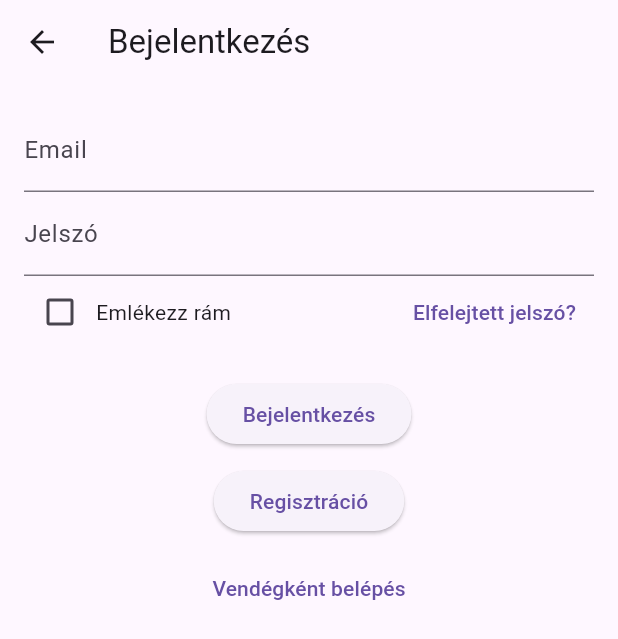
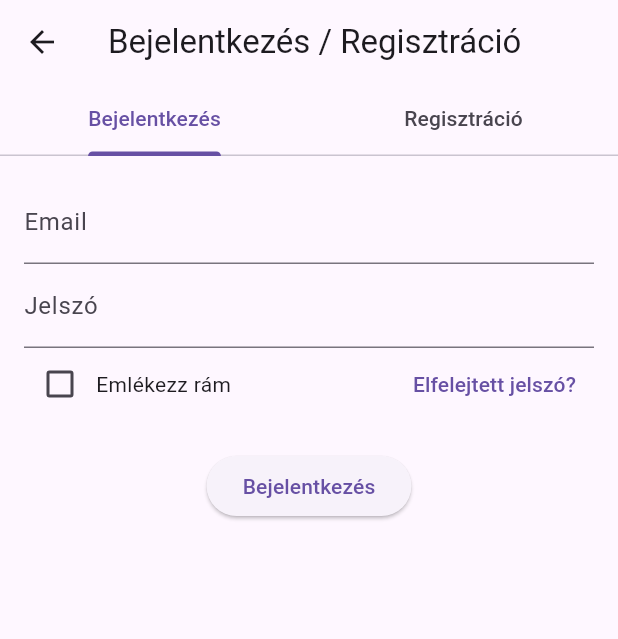
Before and after one commit to dajkagabi/flutter_coffee_shop_2025, a Flutter app: the LoginScreen screen opened by its route, on a phone screen of 412 x 824 dp. Shown: the top 639 px of the screen. Run offline on Flutter 3.47's test engine with Material 3 defaults, Android fonts, the phone set to English and light mode, and no system bars; our stand-ins replace badges, cloud_firestore, firebase_auth, firebase_core, flutter_svg, shared_preferences; accounts and stored records are empty.

Commit message:
login_screen

```diff
--- a/lib/screens/login_screen.dart
+++ b/lib/screens/login_screen.dart
@@ -1,7 +1,7 @@
 import 'package:flutter/material.dart';
+import 'package:flutter_coffee_shop_2025/screens/home_screen.dart';
 import 'package:provider/provider.dart';
 import '../services/auth_service.dart';
-import 'home_screen.dart'; // Főoldal importálása
 
 class LoginScreen extends StatefulWidget {
   const LoginScreen({super.key});
@@ -10,30 +10,101 @@ class LoginScreen extends StatefulWidget {
   _LoginScreenState createState() => _LoginScreenState();
 }
 
-class _LoginScreenState extends State<LoginScreen> {
-  final emailController = TextEditingController();
-  final passwordController = TextEditingController();
+class _LoginScreenState extends State<LoginScreen>
+    with SingleTickerProviderStateMixin {
+  late TabController _tabController;
+
+  // Külön FormKey-k mindkét fülhöz
+  final GlobalKey<FormState> _loginFormKey = GlobalKey<FormState>();
+  final GlobalKey<FormState> _registerFormKey = GlobalKey<FormState>();
+
+  // Külön TextEditingController-ek mindkét fülhöz
+  final TextEditingController _loginEmailController = TextEditingController();
+  final TextEditingController _loginPasswordController =
+      TextEditingController();
+  final TextEditingController _registerNameController = TextEditingController();
+  final TextEditingController _registerEmailController =
+      TextEditingController();
+  final TextEditingController _registerPasswordController =
+      TextEditingController();
+  final TextEditingController _registerConfirmPasswordController =
+      TextEditingController();
+
   bool rememberMe = false;
   bool isLoading = false;
+
+  @override
+  void initState() {
+    super.initState();
+    _tabController = TabController(length: 2, vsync: this);
+  }
+
+  @override
+  void dispose() {
+    _tabController.dispose();
+    _loginEmailController.dispose();
+    _loginPasswordController.dispose();
+    _registerNameController.dispose();
+    _registerEmailController.dispose();
+    _registerPasswordController.dispose();
+    _registerConfirmPasswordController.dispose();
+    super.dispose();
+  }
 
   @override
   Widget build(BuildContext context) {
     final authService = Provider.of<AuthService>(context, listen: false);
 
     return Scaffold(
-      appBar: AppBar(title: const Text('Bejelentkezés')),
-      body: Padding(
+      appBar: AppBar(
+        title: const Text('Bejelentkezés / Regisztráció'),
+        bottom: TabBar(
+          controller: _tabController,
+          tabs: const [
+            Tab(text: 'Bejelentkezés'),
+            Tab(text: 'Regisztráció'),
+          ],
+        ),
+      ),
+      body: TabBarView(
+        controller: _tabController,
+        children: [
+          // Bejelentkezési űrlap
+          _buildLoginForm(authService),
+          // Regisztrációs űrlap
+          _buildRegisterForm(authService),
+        ],
+      ),
+    );
+  }
+
+  Widget _buildLoginForm(AuthService authService) {
+    return Padding(
       padding: const EdgeInsets.all(16.0),
+      child: Form(
+        key: _loginFormKey,
         child: Column(
           children: [
-            TextField(
-              controller: emailController,
+            TextFormField(
+              controller: _loginEmailController,
               decoration: const InputDecoration(labelText: 'Email'),
+              validator: (value) {
+                if (value == null || value.isEmpty) {
+                  return 'Kérjük, add meg az email címed!';
+                }
+                return null;
+              },
             ),
-            TextField(
-              controller: passwordController,
+            TextFormField(
+              controller: _loginPasswordController,
               decoration: const InputDecoration(labelText: 'Jelszó'),
               obscureText: true,
+              validator: (value) {
+                if (value == null || value.isEmpty) {
+                  return 'Kérjük, add meg a jelszavad!';
+                }
+                return null;
+              },
             ),
             Row(
               mainAxisAlignment: MainAxisAlignment.spaceBetween,
@@ -53,25 +124,34 @@ class _LoginScreenState extends State<LoginScreen> {
                 ),
                 TextButton(
                   onPressed: () async {
-                    if (emailController.text.isNotEmpty) {
+                    if (_loginEmailController.text.isNotEmpty) {
                       setState(() => isLoading = true);
                       try {
-                        await authService.resetPassword(emailController.text);
+                        await authService
+                            .resetPassword(_loginEmailController.text);
                         if (!context.mounted) return;
+
                         ScaffoldMessenger.of(context).showSnackBar(
                           const SnackBar(
                             content:
-                                Text('Jelszó-visszaállítási email elküldve'),
+                                Text('Jelszó-visszaállítási e-mail elküldve.'),
                           ),
                         );
                       } catch (e) {
                         if (!context.mounted) return;
+
                         ScaffoldMessenger.of(context).showSnackBar(
                           SnackBar(content: Text('Hiba: ${e.toString()}')),
                         );
                       } finally {
                         if (mounted) setState(() => isLoading = false);
                       }
+                    } else {
+                      ScaffoldMessenger.of(context).showSnackBar(
+                        const SnackBar(
+                          content: Text('Kérjük, add meg az e-mail címed.'),
+                        ),
+                      );
                     }
                   },
                   child: const Text('Elfelejtett jelszó?'),
@@ -79,19 +159,16 @@ class _LoginScreenState extends State<LoginScreen> {
               ],
             ),
             const SizedBox(height: 20),
-
-            // **Betöltés állapot jelzés**
             if (isLoading)
               const CircularProgressIndicator()
             else
-              Column(
-                children: [
               ElevatedButton(
                 onPressed: () async {
+                  if (_loginFormKey.currentState!.validate()) {
                     setState(() => isLoading = true);
                     try {
-                        await authService.signIn(
-                            emailController.text, passwordController.text);
+                      await authService.signIn(_loginEmailController.text,
+                          _loginPasswordController.text);
                       if (rememberMe) {
                         await authService.saveLoginState(true);
                       }
@@ -108,16 +185,83 @@ class _LoginScreenState extends State<LoginScreen> {
                     } finally {
                       if (mounted) setState(() => isLoading = false);
                     }
+                  }
                 },
                 child: const Text('Bejelentkezés'),
               ),
-                  const SizedBox(height: 10),
+          ],
+        ),
+      ),
+    );
+  }
+
+  Widget _buildRegisterForm(AuthService authService) {
+    return Padding(
+      padding: const EdgeInsets.all(16.0),
+      child: Form(
+        key: _registerFormKey,
+        child: Column(
+          children: [
+            TextFormField(
+              controller: _registerNameController,
+              decoration: const InputDecoration(labelText: 'Teljes név'),
+              validator: (value) {
+                if (value == null || value.isEmpty) {
+                  return 'Kérjük, add meg a neved!';
+                }
+                return null;
+              },
+            ),
+            TextFormField(
+              controller: _registerEmailController,
+              decoration: const InputDecoration(labelText: 'Email'),
+              validator: (value) {
+                if (value == null || value.isEmpty) {
+                  return 'Kérjük, add meg az email címed!';
+                }
+                return null;
+              },
+            ),
+            TextFormField(
+              controller: _registerPasswordController,
+              decoration: const InputDecoration(labelText: 'Jelszó'),
+              obscureText: true,
+              validator: (value) {
+                if (value == null || value.isEmpty) {
+                  return 'Kérjük, add meg a jelszavad!';
+                }
+                if (value.length < 6) {
+                  return 'A jelszónak legalább 6 karakter hosszúnak kell lennie!';
+                }
+                return null;
+              },
+            ),
+            TextFormField(
+              controller: _registerConfirmPasswordController,
+              decoration:
+                  const InputDecoration(labelText: 'Jelszó megerősítése'),
+              obscureText: true,
+              validator: (value) {
+                if (value == null || value.isEmpty) {
+                  return 'Kérjük, erősítsd meg a jelszavad!';
+                }
+                if (value != _registerPasswordController.text) {
+                  return 'A jelszavak nem egyeznek!';
+                }
+                return null;
+              },
+            ),
+            const SizedBox(height: 20),
+            if (isLoading)
+              const CircularProgressIndicator()
+            else
               ElevatedButton(
                 onPressed: () async {
+                  if (_registerFormKey.currentState!.validate()) {
                     setState(() => isLoading = true);
                     try {
-                        await authService.signUp(
-                            emailController.text, passwordController.text);
+                      await authService.signUp(_registerEmailController.text,
+                          _registerPasswordController.text);
                       if (!context.mounted) return;
                       Navigator.pushReplacement(
                         context,
@@ -131,49 +275,9 @@ class _LoginScreenState extends State<LoginScreen> {
                     } finally {
                       if (mounted) setState(() => isLoading = false);
                     }
+                  }
                 },
                 child: const Text('Regisztráció'),
-                  ),
-                  const SizedBox(height: 10),
-                  TextButton(
-                    onPressed: () async {
-                      setState(() => isLoading = true);
-                      try {
-                        // **Ne hívd meg a signInAsGuest metódust**
-                        if (!context.mounted) return;
-
-                        // Popup üzenet megjelenítése
-                        showDialog(
-                          context: context,
-                          builder: (context) {
-                            return AlertDialog(
-                              title: const Text('Vendég mód'),
-                              content: const Text(
-                                  'Vendég módban vagy. A hűségprogram nem érhető el.'),
-                              actions: [
-                                TextButton(
-                                  onPressed: () {
-                                    Navigator.pop(
-                                        context); // Bezárja a popup-ot
-                                  },
-                                  child: const Text('OK'),
-                                ),
-                              ],
-                            );
-                          },
-                        );
-                      } catch (e) {
-                        if (!context.mounted) return;
-                        ScaffoldMessenger.of(context).showSnackBar(
-                          SnackBar(content: Text('Hiba: ${e.toString()}')),
-                        );
-                      } finally {
-                        if (mounted) setState(() => isLoading = false);
-                      }
-                    },
-                    child: const Text('Vendégként belépés'),
-                  ),
-                ],
               ),
           ],
         ),
```
Lines whose indentation alone changed are shown as unchanged.
